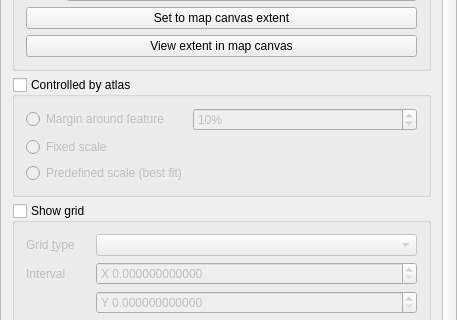
The window that src/ui/qgscomposermapwidgetbase.ui (qgis/QGIS) describes before a commit, drawn with Qt 5; both pictures show x 0 to 457 and y 348 to 668 of the 457 by 1086 pixel window.
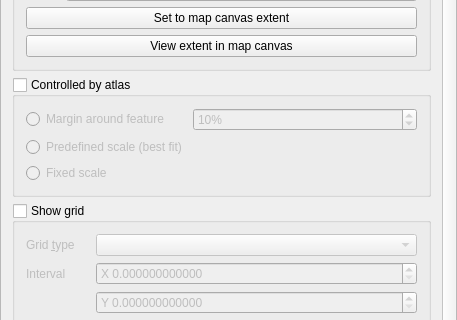
The same window after the commit. Custom widgets are drawn as their Qt base class.

Commit message: Fix predefined scales UI: disable when used on point layers

What changed in the file:
```diff
--- a/src/ui/qgscomposermapwidgetbase.ui
+++ b/src/ui/qgscomposermapwidgetbase.ui
@@ -54,7 +54,7 @@
       <property name="geometry">
        <rect>
         <x>0</x>
-        <y>0</y>
+        <y>-299</y>
         <width>439</width>
         <height>1699</height>
        </rect>
@@ -305,7 +305,7 @@
             </property>
            </widget>
           </item>
-          <item row="1" column="0">
+          <item row="2" column="0">
            <widget class="QRadioButton" name="mAtlasFixedScaleRadio">
             <property name="enabled">
              <bool>false</bool>
@@ -315,7 +315,7 @@
             </property>
            </widget>
           </item>
-          <item row="2" column="0">
+          <item row="1" column="0">
            <widget class="QRadioButton" name="mAtlasPredefinedScaleRadio">
             <property name="toolTip">
              <string>Use one of the predefined scales of the project where the atlas feature best fits.</string>
```
The commit also changes 2 other files.
